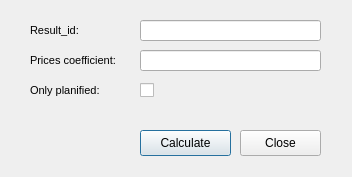
Old version of the form ui/plan_estimate_result_new.ui in the repository Giswater/giswater_qgis_plugin.
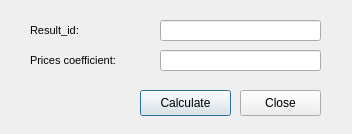
New version of the form.

Commit message: Update plan forms & icons

```diff
--- a/ui/plan_estimate_result_new.ui
+++ b/ui/plan_estimate_result_new.ui
@@ -7,39 +7,21 @@
     <x>0</x>
     <y>0</y>
     <width>352</width>
-    <height>177</height>
+    <height>134</height>
    </rect>
   </property>
   <property name="windowTitle">
    <string>Dialog</string>
   </property>
-  <widget class="QCheckBox" name="checkBox">
-   <property name="geometry">
-    <rect>
-     <x>140</x>
-     <y>80</y>
-     <width>221</width>
-     <height>21</height>
-    </rect>
-   </property>
-   <property name="font">
-    <font>
-     <pointsize>7</pointsize>
-    </font>
-   </property>
-   <property name="text">
-    <string/>
-   </property>
-  </widget>
-  <widget class="QLineEdit" name="other">
+  <widget class="QLineEdit" name="text_prices_coeficient">
    <property name="enabled">
     <bool>true</bool>
    </property>
    <property name="geometry">
     <rect>
-     <x>140</x>
+     <x>160</x>
      <y>50</y>
-     <width>181</width>
+     <width>161</width>
      <height>21</height>
     </rect>
    </property>
@@ -81,7 +63,7 @@
    <property name="geometry">
     <rect>
      <x>140</x>
-     <y>130</y>
+     <y>90</y>
      <width>91</width>
      <height>26</height>
     </rect>
@@ -94,7 +76,7 @@
    <property name="geometry">
     <rect>
      <x>240</x>
-     <y>130</y>
+     <y>90</y>
      <width>81</width>
      <height>26</height>
     </rect>
@@ -108,7 +90,7 @@
     <rect>
      <x>30</x>
      <y>20</y>
-     <width>121</width>
+     <width>111</width>
      <height>21</height>
     </rect>
    </property>
@@ -130,9 +112,9 @@
    </property>
    <property name="geometry">
     <rect>
-     <x>140</x>
+     <x>160</x>
      <y>20</y>
-     <width>181</width>
+     <width>161</width>
      <height>21</height>
     </rect>
    </property>
@@ -149,27 +131,6 @@
     <set>Qt::AlignLeading|Qt::AlignLeft|Qt::AlignTop</set>
    </property>
   </widget>
-  <widget class="QLabel" name="other_label_4">
-   <property name="geometry">
-    <rect>
-     <x>30</x>
-     <y>80</y>
-     <width>101</width>
-     <height>21</height>
-    </rect>
-   </property>
-   <property name="font">
-    <font>
-     <family>MS Shell Dlg 2</family>
-     <pointsize>8</pointsize>
-     <weight>50</weight>
-     <bold>false</bold>
-    </font>
-   </property>
-   <property name="text">
-    <string>Only planified:</string>
-   </property>
-  </widget>
  </widget>
  <resources/>
  <connections/>
```
Left out of the diff: 10 changed lines with no effect on the pictures. The commit also changes 2 other files.
